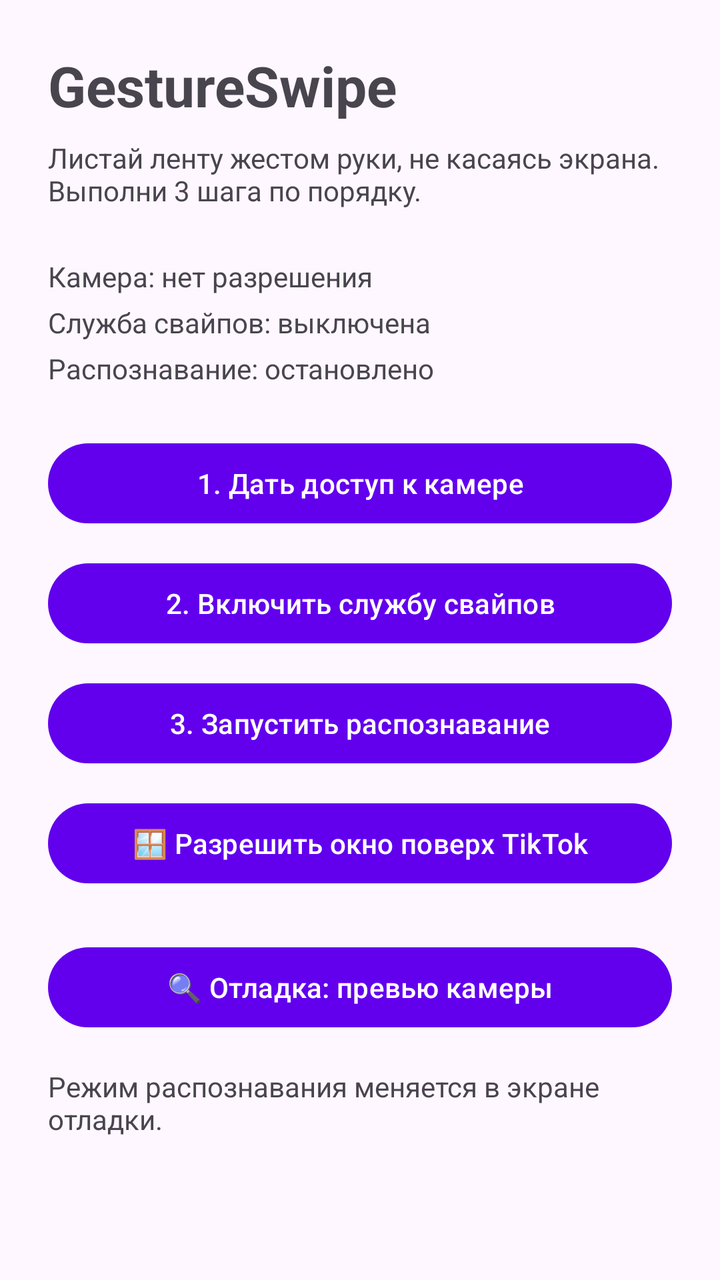
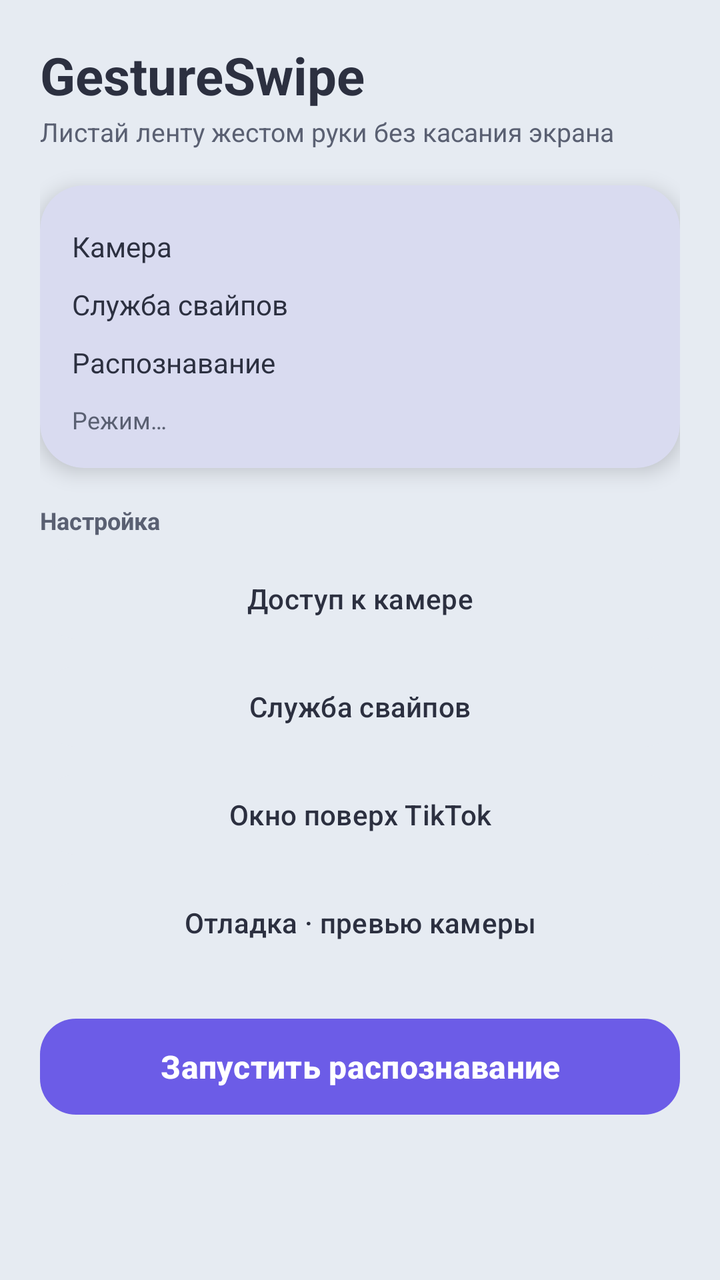

The first picture is an Android layout as it rendered before a commit; the second is the same layout after the commit. The layout source and the unified diff follow.
<!-- AndroidManifest.xml: application theme Theme.GestureSwipe -->
<!-- res/layout/activity_main.xml -->
<?xml version="1.0" encoding="utf-8"?>
<ScrollView xmlns:android="http://schemas.android.com/apk/res/android"
    android:layout_width="match_parent"
    android:layout_height="match_parent"
    android:fillViewport="true">

    <LinearLayout
        android:layout_width="match_parent"
        android:layout_height="wrap_content"
        android:orientation="vertical"
        android:padding="24dp">

        <TextView
            android:layout_width="wrap_content"
            android:layout_height="wrap_content"
            android:text="@string/app_name"
            android:textSize="28sp"
            android:textStyle="bold"
            android:paddingBottom="8dp" />

        <TextView
            android:layout_width="match_parent"
            android:layout_height="wrap_content"
            android:text="Листай ленту жестом руки, не касаясь экрана. Выполни 3 шага по порядку."
            android:paddingBottom="24dp" />

        <TextView
            android:id="@+id/statusCamera"
            android:layout_width="wrap_content"
            android:layout_height="wrap_content"
            android:text="@string/status_camera_off"
            android:paddingBottom="4dp" />

        <TextView
            android:id="@+id/statusA11y"
            android:layout_width="wrap_content"
            android:layout_height="wrap_content"
            android:text="@string/status_a11y_off"
            android:paddingBottom="4dp" />

        <TextView
            android:id="@+id/statusService"
            android:layout_width="wrap_content"
            android:layout_height="wrap_content"
            android:text="@string/status_service_off"
            android:paddingBottom="24dp" />

        <Button
            android:id="@+id/btnGrantCamera"
            android:layout_width="match_parent"
            android:layout_height="wrap_content"
            android:text="@string/btn_grant_camera"
            android:layout_marginBottom="12dp" />

        <Button
            android:id="@+id/btnOpenA11y"
            android:layout_width="match_parent"
            android:layout_height="wrap_content"
            android:text="@string/btn_open_a11y"
            android:layout_marginBottom="12dp" />

        <Button
            android:id="@+id/btnToggleService"
            android:layout_width="match_parent"
            android:layout_height="wrap_content"
            android:text="@string/btn_start" />

        <Button
            android:id="@+id/btnOverlay"
            android:layout_width="match_parent"
            android:layout_height="wrap_content"
            android:layout_marginTop="12dp"
            android:text="🪟 Разрешить окно поверх TikTok" />

        <Button
            android:id="@+id/btnPreview"
            android:layout_width="match_parent"
            android:layout_height="wrap_content"
            android:layout_marginTop="24dp"
            android:text="🔍 Отладка: превью камеры" />

        <TextView
            android:id="@+id/modeInfo"
            android:layout_width="match_parent"
            android:layout_height="wrap_content"
            android:layout_marginTop="16dp"
            android:text="Режим распознавания меняется в экране отладки." />

    </LinearLayout>
</ScrollView>
<!-- resources referenced by this layout -->
<resources>
  <string name="app_name">GestureSwipe</string>
  <string name="btn_grant_camera">1. Дать доступ к камере</string>
  <string name="btn_open_a11y">2. Включить службу свайпов</string>
  <string name="btn_start">3. Запустить распознавание</string>
  <string name="status_a11y_off">Служба свайпов: выключена</string>
  <string name="status_camera_off">Камера: нет разрешения</string>
  <string name="status_service_off">Распознавание: остановлено</string>
  <style name="Theme.GestureSwipe" parent="Theme.Material3.DayNight.NoActionBar">
          <item name="colorPrimary">@color/purple_500</item>
      </style>
  <color name="purple_500">#FF6200EE</color>
</resources>

<!-- the commit's change to res/layout/activity_main.xml (unified diff, before → after) -->
@@ -1,90 +1,134 @@
 <?xml version="1.0" encoding="utf-8"?>
 <ScrollView xmlns:android="http://schemas.android.com/apk/res/android"
+    xmlns:app="http://schemas.android.com/apk/res-auto"
     android:layout_width="match_parent"
     android:layout_height="match_parent"
-    android:fillViewport="true">
+    android:fillViewport="true"
+    android:background="?android:attr/colorBackground">
 
     <LinearLayout
         android:layout_width="match_parent"
         android:layout_height="wrap_content"
         android:orientation="vertical"
-        android:padding="24dp">
+        android:padding="20dp">
 
+        
         <TextView
             android:layout_width="wrap_content"
             android:layout_height="wrap_content"
-            android:text="@string/app_name"
-            android:textSize="28sp"
-            android:textStyle="bold"
-            android:paddingBottom="8dp" />
+            android:text="GestureSwipe"
+            android:textColor="?attr/colorOnSurface"
+            android:textSize="26sp"
+            android:textStyle="bold" />
 
         <TextView
             android:layout_width="match_parent"
             android:layout_height="wrap_content"
-            android:text="Листай ленту жестом руки, не касаясь экрана. Выполни 3 шага по порядку."
-            android:paddingBottom="24dp" />
+            android:layout_marginTop="2dp"
+            android:layout_marginBottom="18dp"
+            android:text="Листай ленту жестом руки без касания экрана"
+            android:textColor="?attr/colorOnSurfaceVariant"
+            android:textSize="13sp" />
 
+        
+        <com.google.android.material.card.MaterialCardView
+            style="@style/NeuCard"
+            android:layout_width="match_parent"
+            android:layout_height="wrap_content"
+            android:layout_marginBottom="18dp">
+
+            <LinearLayout
+                android:layout_width="match_parent"
+                android:layout_height="wrap_content"
+                android:orientation="vertical">
+
+                <TextView
+                    android:id="@+id/statusCamera"
+                    android:layout_width="match_parent"
+                    android:layout_height="wrap_content"
+                    android:paddingVertical="5dp"
+                    android:textColor="?attr/colorOnSurface"
+                    android:textSize="14sp"
+                    android:text="Камера" />
+
+                <TextView
+                    android:id="@+id/statusA11y"
+                    android:layout_width="match_parent"
+                    android:layout_height="wrap_content"
+                    android:paddingVertical="5dp"
+                    android:textColor="?attr/colorOnSurface"
+                    android:textSize="14sp"
+                    android:text="Служба свайпов" />
+
+                <TextView
+                    android:id="@+id/statusService"
+                    android:layout_width="match_parent"
+                    android:layout_height="wrap_content"
+                    android:paddingVertical="5dp"
+                    android:textColor="?attr/colorOnSurface"
+                    android:textSize="14sp"
+                    android:text="Распознавание" />
+
+                <TextView
+                    android:id="@+id/modeInfo"
+                    android:layout_width="match_parent"
+                    android:layout_height="wrap_content"
+                    android:layout_marginTop="6dp"
+                    android:textColor="?attr/colorOnSurfaceVariant"
+                    android:textSize="12sp"
+                    android:text="Режим…" />
+            </LinearLayout>
+        </com.google.android.material.card.MaterialCardView>
+
+        
         <TextView
-            android:id="@+id/statusCamera"
             android:layout_width="wrap_content"
             android:layout_height="wrap_content"
-            android:text="@string/status_camera_off"
-            android:paddingBottom="4dp" />
+            android:layout_marginBottom="8dp"
+            android:text="Настройка"
+            android:textColor="?attr/colorOnSurfaceVariant"
+            android:textSize="12sp"
+            android:textStyle="bold" />
 
-        <TextView
-            android:id="@+id/statusA11y"
-            android:layout_width="wrap_content"
-            android:layout_height="wrap_content"
-            android:text="@string/status_a11y_off"
-            android:paddingBottom="4dp" />
-
-        <TextView
-            android:id="@+id/statusService"
-            android:layout_width="wrap_content"
-            android:layout_height="wrap_content"
-            android:text="@string/status_service_off"
-            android:paddingBottom="24dp" />
-
-        <Button
+        <com.google.android.material.button.MaterialButton
             android:id="@+id/btnGrantCamera"
+            style="@style/NeuButton"
             android:layout_width="match_parent"
             android:layout_height="wrap_content"
-            android:text="@string/btn_grant_camera"
-            android:layout_marginBottom="12dp" />
+            android:layout_marginBottom="8dp"
+            android:text="Доступ к камере" />
 
-        <Button
+        <com.google.android.material.button.MaterialButton
             android:id="@+id/btnOpenA11y"
+            style="@style/NeuButton"
             android:layout_width="match_parent"
             android:layout_height="wrap_content"
-            android:text="@string/btn_open_a11y"
-            android:layout_marginBottom="12dp" />
+            android:layout_marginBottom="8dp"
+            android:text="Служба свайпов" />
 
-        <Button
-            android:id="@+id/btnToggleService"
+        <com.google.android.material.button.MaterialButton
+            android:id="@+id/btnOverlay"
+            style="@style/NeuButton"
             android:layout_width="match_parent"
             android:layout_height="wrap_content"
-            android:text="@string/btn_start" />
+            android:layout_marginBottom="8dp"
+            android:text="Окно поверх TikTok" />
 
-        <Button
-            android:id="@+id/btnOverlay"
+        <com.google.android.material.button.MaterialButton
+            android:id="@+id/btnPreview"
+            style="@style/NeuButton"
             android:layout_width="match_parent"
             android:layout_height="wrap_content"
-            android:layout_marginTop="12dp"
-            android:text="🪟 Разрешить окно поверх TikTok" />
+            android:text="Отладка · превью камеры" />
 
-        <Button
-            android:id="@+id/btnPreview"
+        
+        <com.google.android.material.button.MaterialButton
+            android:id="@+id/btnToggleService"
+            style="@style/NeuButton.Primary"
             android:layout_width="match_parent"
             android:layout_height="wrap_content"
-            android:layout_marginTop="24dp"
-            android:text="🔍 Отладка: превью камеры" />
-
-        <TextView
-            android:id="@+id/modeInfo"
-            android:layout_width="match_parent"
-            android:layout_height="wrap_content"
-            android:layout_marginTop="16dp"
-            android:text="Режим распознавания меняется в экране отладки." />
+            android:layout_marginTop="22dp"
+            android:text="Запустить распознавание" />
 
     </LinearLayout>
 </ScrollView>
<!-- resource entries referenced after the edit -->
@@ -1,15 +1,44 @@
 <!-- resources referenced by this layout -->
 <resources>
-  <string name="app_name">GestureSwipe</string>
-  <string name="btn_grant_camera">1. Дать доступ к камере</string>
-  <string name="btn_open_a11y">2. Включить службу свайпов</string>
-  <string name="btn_start">3. Запустить распознавание</string>
-  <string name="status_a11y_off">Служба свайпов: выключена</string>
-  <string name="status_camera_off">Камера: нет разрешения</string>
-  <string name="status_service_off">Распознавание: остановлено</string>
+  <style name="NeuButton" parent="Widget.Material3.Button">
+          <item name="backgroundTint">?attr/colorSurface</item>
+          <item name="android:textColor">?attr/colorOnSurface</item>
+          <item name="android:textAllCaps">false</item>
+          <item name="android:textSize">14sp</item>
+          <item name="android:minHeight">46dp</item>
+          <item name="cornerRadius">18dp</item>
+          <item name="android:elevation">5dp</item>
+          <item name="android:insetTop">3dp</item>
+          <item name="android:insetBottom">3dp</item>
+          <item name="rippleColor">#332C3040</item>
+      </style>
+  <style name="NeuButton.Primary" parent="NeuButton">
+          <item name="backgroundTint">?attr/colorPrimary</item>
+          <item name="android:textColor">?attr/colorOnPrimary</item>
+          <item name="android:textStyle">bold</item>
+          <item name="android:minHeight">54dp</item>
+          <item name="android:textSize">16sp</item>
+      </style>
+  <style name="NeuCard" parent="Widget.Material3.CardView.Elevated">
+          <item name="cardBackgroundColor">?attr/colorSurface</item>
+          <item name="cardCornerRadius">22dp</item>
+          <item name="cardElevation">6dp</item>
+          <item name="contentPadding">16dp</item>
+      </style>
   <style name="Theme.GestureSwipe" parent="Theme.Material3.DayNight.NoActionBar">
-          <item name="colorPrimary">@color/purple_500</item>
+          <item name="colorPrimary">#6C5CE7</item>
+          <item name="colorOnPrimary">#FFFFFF</item>
+          <item name="colorPrimaryContainer">#DCD6FF</item>
+          <item name="colorOnPrimaryContainer">#221A4E</item>
+  
+          <item name="android:colorBackground">#E6EBF2</item>
+          <item name="colorSurface">#E6EBF2</item>
+          <item name="colorSurfaceVariant">#E6EBF2</item>
+          <item name="colorOnSurface">#2C3040</item>
+          <item name="colorOnSurfaceVariant">#5A6072</item>
+  
+          <item name="android:statusBarColor">#E6EBF2</item>
+          <item name="android:windowLightStatusBar">true</item>
       </style>
-  <color name="purple_500">#FF6200EE</color>
 </resources>
 
